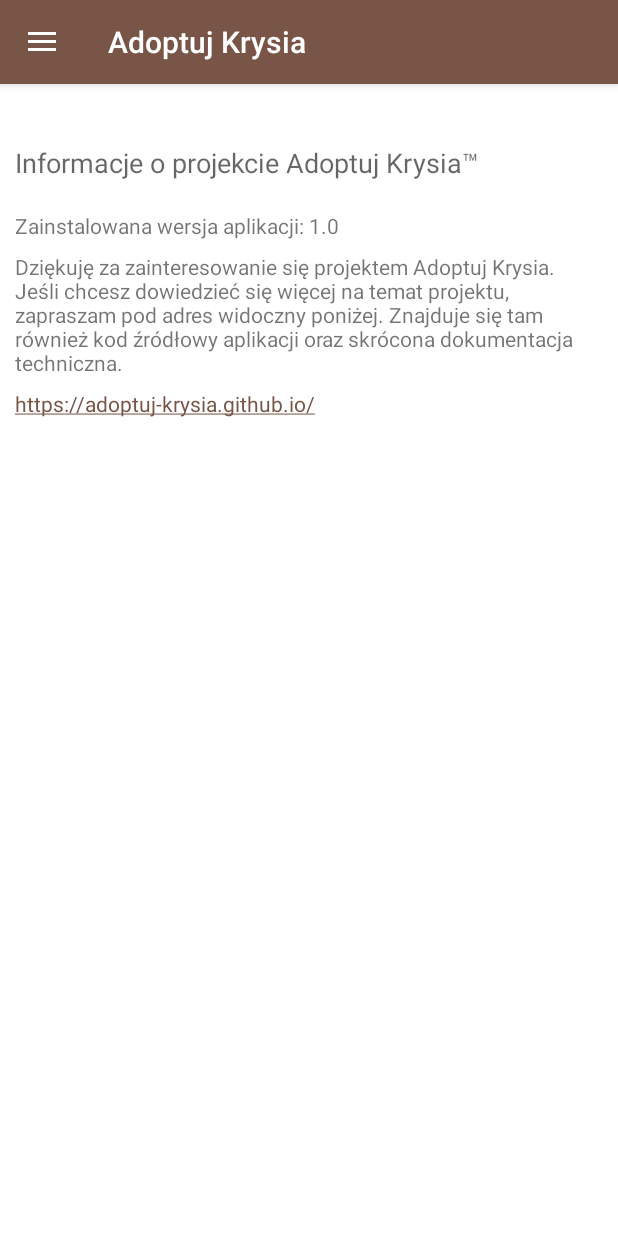
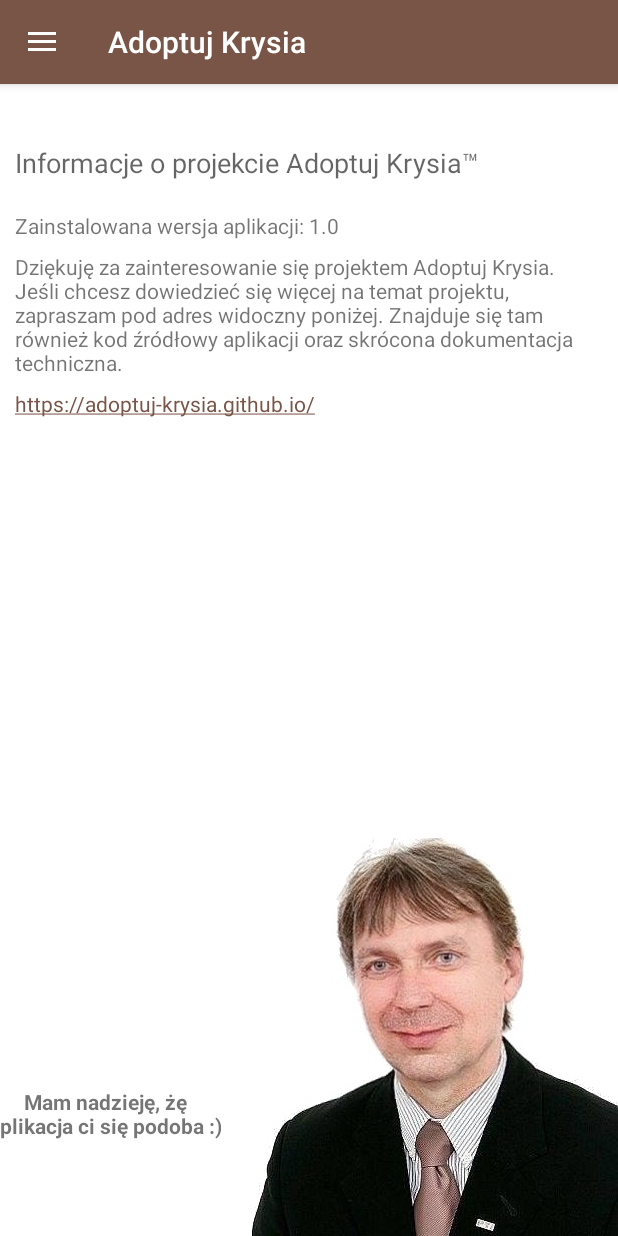
Before and after one commit to adoptuj-krysia/adoptuj-krysia-android, an Android app: the screen it shows after launch (MainActivity), in the side drawer, after a tap on "O programie", on a phone screen of 412 x 824 dp. Run offline under Robolectric (Android 15) with nearby library versions, the phone set to English and light mode, and no system bars.

Commit message:
Added Slawek photo to information fragment

```diff
--- a/app/src/main/res/layout/fragment_information.xml
+++ b/app/src/main/res/layout/fragment_information.xml
@@ -55,4 +55,26 @@
         app:layout_constraintEnd_toEndOf="parent"
         app:layout_constraintStart_toStartOf="parent"
         app:layout_constraintTop_toBottomOf="@+id/informationHello_textView" />
-</androidx.constraintlayout.widget.ConstraintLayout>
+
+    <ImageView
+        android:id="@+id/friendPhoto_imageView"
+        android:layout_width="wrap_content"
+        android:layout_height="wrap_content"
+        app:layout_constraintBottom_toBottomOf="parent"
+        app:layout_constraintEnd_toEndOf="parent"
+        app:srcCompat="@drawable/friend_noon_8"
+        android:contentDescription="@string/hint_widget_image"/>
+
+    <TextView
+        android:id="@+id/welcomeFriendMessage_textView"
+        android:layout_width="wrap_content"
+        android:layout_height="wrap_content"
+        android:layout_marginBottom="64dp"
+        android:text="@string/info_friend"
+        android:textAlignment="center"
+        android:textStyle="bold"
+        app:layout_constraintBottom_toBottomOf="parent"
+        app:layout_constraintEnd_toStartOf="@+id/friendPhoto_imageView"
+        app:layout_constraintHorizontal_bias="0.83"
+        app:layout_constraintStart_toStartOf="parent" />
+a</androidx.constraintlayout.widget.ConstraintLayout>
--- a/app/src/main/res/values/strings.xml
+++ b/app/src/main/res/values/strings.xml
@@ -30,6 +30,7 @@
         kod źródłowy aplikacji oraz skrócona dokumentacja techniczna.
     </string>
     <string name="info_website_link">https://adoptuj-krysia.github.io/</string>
+    <string name="info_friend">Mam nadzieję, żę\naplikacja ci się podoba :)</string>
 
     <string name="apk_friend_touched">Prosimy nie dotykać eksponatu.</string>
     <string name="apk_friend_touched_weather">Nie wkurwiaj wędkarza.</string>
```
